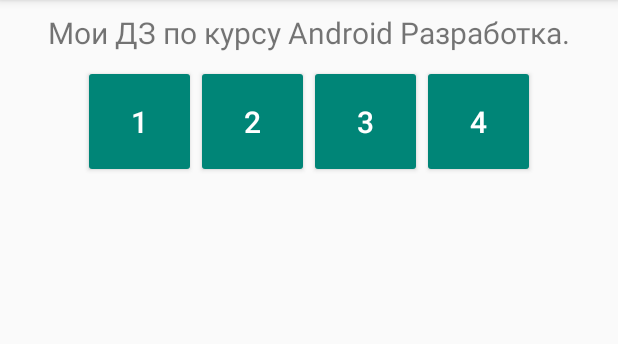
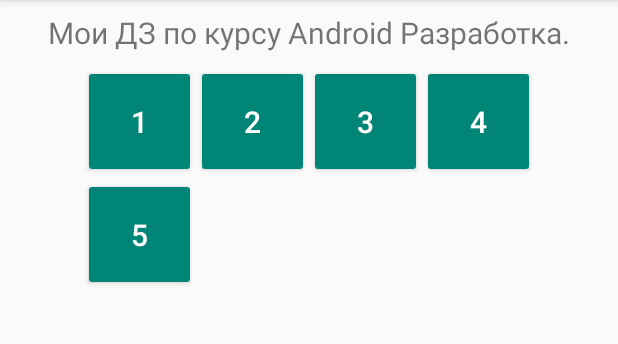
Before and after one commit to EvgenBES/StudyProject, an Android app: the screen it shows after launch (MainActivity), on a phone screen of 412 x 824 dp, the part 84-428 px from its top. Run offline under Robolectric (Android 15) with nearby library versions, the phone set to English and light mode, and no system bars; 1 statement that could not run was skipped.

Commit message:
Began make dz5. Completed: - Status WiFi - Button Switch

```diff
--- a/app/src/main/java/com/example/fox/besproject/MainActivity.java
+++ b/app/src/main/java/com/example/fox/besproject/MainActivity.java
@@ -8,7 +8,7 @@
 
 public class MainActivity extends AppCompatActivity implements View.OnClickListener {
 
-    Button buttonDz1, buttonDz2, buttonDz3, buttonDz4;
+    Button buttonDz1, buttonDz2, buttonDz3, buttonDz4, buttonDz5;
 
 
     @Override
@@ -20,10 +20,12 @@
         buttonDz2 = findViewById(R.id.buttonDz2);
         buttonDz3 = findViewById(R.id.buttonDz3);
         buttonDz4 = findViewById(R.id.buttonDz4);
+        buttonDz5 = findViewById(R.id.buttonDz5);
         buttonDz1.setOnClickListener(this);
         buttonDz2.setOnClickListener(this);
         buttonDz3.setOnClickListener(this);
         buttonDz4.setOnClickListener(this);
+        buttonDz5.setOnClickListener(this);
 
     }
 
@@ -47,6 +49,10 @@
                 Intent intent4 = new Intent(this, Dz4Activity.class);
                 startActivity(intent4);
                 break;
+            case R.id.buttonDz5:
+                Intent intent5 = new Intent(this, Dz5Activity.class);
+                startActivity(intent5);
+                break;
             default:
                 break;
         }
--- a/app/src/main/java/com/example/fox/besproject/MyCustomApplication.java
+++ b/app/src/main/java/com/example/fox/besproject/leaks/MyCustomApplication.java
@@ -1,8 +1,9 @@
-package com.example.fox.besproject;
+package com.example.fox.besproject.leaks;
 
 import android.app.Application;
 import android.content.Context;
 
+import com.example.fox.besproject.BuildConfig;
 import com.squareup.leakcanary.LeakCanary;
 import com.squareup.leakcanary.RefWatcher;
 
--- /dev/null
+++ b/app/src/main/res/drawable/ic_off_wifi_75dp.xml
@@ -0,0 +1,4 @@
+<vector android:height="75dp" android:viewportHeight="24.0"
+    android:viewportWidth="24.0" android:width="75dp" xmlns:android="http://schemas.android.com/apk/res/android">
+    <path android:fillColor="#FF000000" android:pathData="M23.64,7c-0.45,-0.34 -4.93,-4 -11.64,-4 -1.5,0 -2.89,0.19 -4.15,0.48L18.18,13.8 23.64,7zM17.04,15.22L3.27,1.44 2,2.72l2.05,2.06C1.91,5.76 0.59,6.82 0.36,7l11.63,14.49 0.01,0.01 0.01,-0.01 3.9,-4.86 3.32,3.32 1.27,-1.27 -3.46,-3.46z"/>
+</vector>
--- /dev/null
+++ b/app/src/main/res/drawable/ic_ok_wifi_75dp.xml
@@ -0,0 +1,4 @@
+<vector android:height="75dp" android:viewportHeight="24.0"
+    android:viewportWidth="24.0" android:width="75dp" xmlns:android="http://schemas.android.com/apk/res/android">
+    <path android:fillColor="#FF000000" android:pathData="M1,9l2,2c4.97,-4.97 13.03,-4.97 18,0l2,-2C16.93,2.93 7.08,2.93 1,9zM9,17l3,3 3,-3c-1.65,-1.66 -4.34,-1.66 -6,0zM5,13l2,2c2.76,-2.76 7.24,-2.76 10,0l2,-2C15.14,9.14 8.87,9.14 5,13z"/>
+</vector>
--- /dev/null
+++ b/app/src/main/res/drawable/ic_test_wifi_75dp.xml
@@ -0,0 +1,4 @@
+<vector android:height="75dp" android:viewportHeight="24.0"
+    android:viewportWidth="24.0" android:width="75dp" xmlns:android="http://schemas.android.com/apk/res/android">
+    <path android:fillColor="#FF000000" android:pathData="M12,3C6.95,3 3.15,4.85 0,7.23L12,22 24,7.25C20.85,4.87 17.05,3 12,3zM13,16h-2v-6h2v6zM11,8L11,6h2v2h-2z"/>
+</vector>
--- a/app/src/main/res/layout/main.xml
+++ b/app/src/main/res/layout/main.xml
@@ -34,6 +34,7 @@
     </LinearLayout>
 
     <LinearLayout
+        android:id="@+id/headLinearLoyout"
         android:layout_width="wrap_content"
         android:layout_height="wrap_content"
         android:layout_marginEnd="8dp"
@@ -85,5 +86,22 @@
 
     </LinearLayout>
 
+    <LinearLayout
+        android:layout_width="wrap_content"
+        android:layout_height="75dp"
+        android:orientation="horizontal"
+        app:layout_constraintStart_toStartOf="@+id/headLinearLoyout"
+        app:layout_constraintTop_toBottomOf="@+id/headLinearLoyout">
+
+        <Button
+            android:id="@+id/buttonDz5"
+            style="@style/Widget.AppCompat.Button.Colored"
+            android:layout_width="75dp"
+            android:layout_height="75dp"
+            android:layout_weight="1"
+            android:text="@string/buttonDz5"
+            android:textSize="20sp" />
+    </LinearLayout>
+
 
 </android.support.constraint.ConstraintLayout>
```
Also changed, not shown: app/src/main/AndroidManifest.xml (+18 -3 lines), app/src/main/java/com/example/fox/besproject/Dz5Activity.java (added, +117 -0 lines), app/src/main/java/com/example/fox/besproject/files_dz5/MyBroadcastReceiver.java (added, +12 -0 lines), app/src/main/res/layout/activity_dz5.xml (added, +65 -0 lines), app/src/main/res/values/strings.xml (+10 -0 lines).
